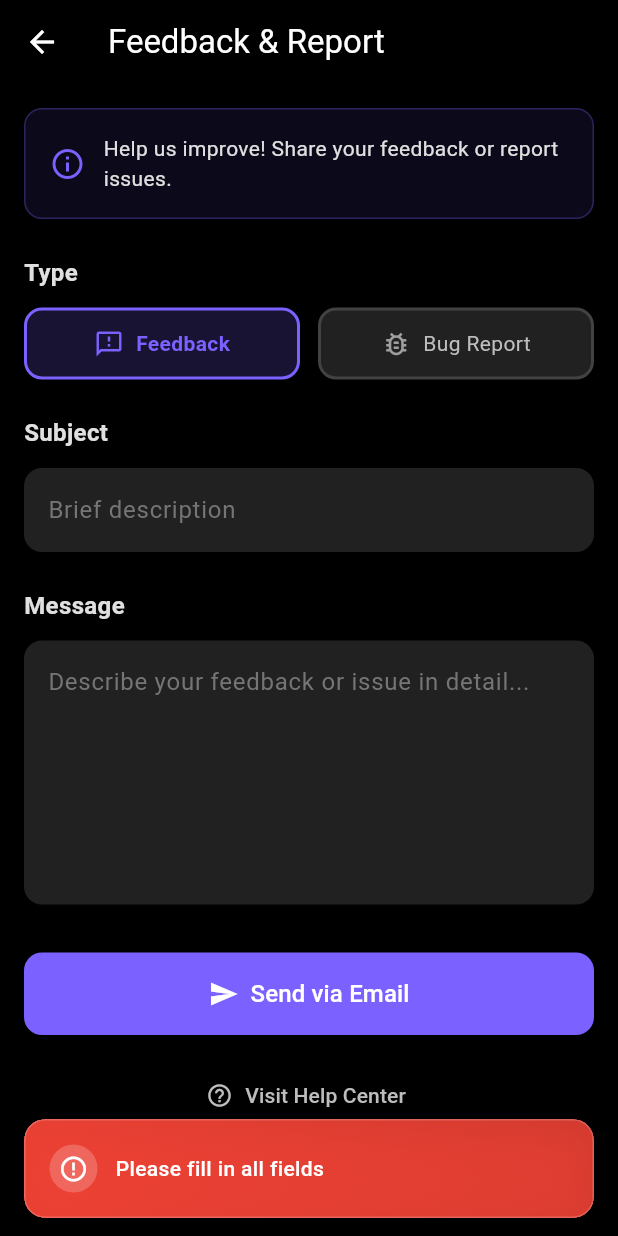
After one commit to Albin2207/Nil-app, a Flutter app: the FeedbackScreen screen opened directly, after a tap on "Send via Email", on a phone screen of 412 x 824 dp. The commit adds this screen. Run offline on Flutter 3.47's test engine with Material 3 defaults, Android fonts, the phone set to English and light mode, and no system bars; our stand-ins replace cached_network_image, chewie, cloud_firestore, connectivity_plus, dio, firebase_auth and 11 more; missing offline and left inert: cloudinary_public, video_thumbnail; accounts and stored records are empty.

Commit message:
updated code

```diff
--- /dev/null
+++ b/lib/presentation/screens/feedback_screen.dart
@@ -0,0 +1,301 @@
+import 'package:flutter/material.dart';
+import 'package:url_launcher/url_launcher.dart';
+import 'package:provider/provider.dart';
+import '../providers/auth_provider.dart';
+import '../../core/utils/snackbar_helper.dart';
+
+class FeedbackScreen extends StatefulWidget {
+  const FeedbackScreen({super.key});
+
+  @override
+  State<FeedbackScreen> createState() => _FeedbackScreenState();
+}
+
+class _FeedbackScreenState extends State<FeedbackScreen> {
+  String _selectedType = 'Feedback';
+  final _subjectController = TextEditingController();
+  final _messageController = TextEditingController();
+
+  @override
+  void dispose() {
+    _subjectController.dispose();
+    _messageController.dispose();
+    super.dispose();
+  }
+
+  @override
+  Widget build(BuildContext context) {
+    final user = context.read<AuthProvider>().currentUser;
+    final email = context.read<AuthProvider>().firebaseUser?.email ?? 'unknown';
+
+    return Scaffold(
+      backgroundColor: Colors.black,
+      appBar: AppBar(
+        title: const Text('Feedback & Report', style: TextStyle(color: Colors.white)),
+        backgroundColor: Colors.black,
+        iconTheme: const IconThemeData(color: Colors.white),
+        elevation: 0,
+      ),
+      body: SingleChildScrollView(
+        padding: const EdgeInsets.all(16),
+        child: Column(
+          crossAxisAlignment: CrossAxisAlignment.start,
+          children: [
+            // Info card
+            Container(
+              padding: const EdgeInsets.all(16),
+              decoration: BoxDecoration(
+                color: const Color(0xFF7B61FF).withValues(alpha: 0.1),
+                borderRadius: BorderRadius.circular(12),
+                border: Border.all(color: const Color(0xFF7B61FF).withValues(alpha: 0.3)),
+              ),
+              child: Row(
+                children: [
+                  const Icon(Icons.info_outline, color: Color(0xFF7B61FF), size: 24),
+                  const SizedBox(width: 12),
+                  Expanded(
+                    child: Text(
+                      'Help us improve! Share your feedback or report issues.',
+                      style: TextStyle(color: Colors.grey[300], fontSize: 14),
+                    ),
+                  ),
+                ],
+              ),
+            ),
+            const SizedBox(height: 24),
+
+            // Type selector
+            Text(
+              'Type',
+              style: TextStyle(fontSize: 16, fontWeight: FontWeight.w600, color: Colors.grey[300]),
+            ),
+            const SizedBox(height: 12),
+            Row(
+              children: [
+                Expanded(
+                  child: _buildTypeChip('Feedback', Icons.feedback_outlined),
+                ),
+                const SizedBox(width: 12),
+                Expanded(
+                  child: _buildTypeChip('Bug Report', Icons.bug_report_outlined),
+                ),
+              ],
+            ),
+            const SizedBox(height: 24),
+
+            // Subject
+            Text(
+              'Subject',
+              style: TextStyle(fontSize: 16, fontWeight: FontWeight.w600, color: Colors.grey[300]),
+            ),
+            const SizedBox(height: 12),
+            TextField(
+              controller: _subjectController,
+              style: const TextStyle(color: Colors.white),
+              decoration: InputDecoration(
+                hintText: 'Brief description',
+                hintStyle: TextStyle(color: Colors.grey[600]),
+                filled: true,
+                fillColor: Colors.grey[900],
+                border: OutlineInputBorder(
+                  borderRadius: BorderRadius.circular(12),
+                  borderSide: BorderSide.none,
+                ),
+                focusedBorder: OutlineInputBorder(
+                  borderRadius: BorderRadius.circular(12),
+                  borderSide: const BorderSide(color: Color(0xFF7B61FF), width: 2),
+                ),
+              ),
+            ),
+            const SizedBox(height: 24),
+
+            // Message
+            Text(
+              'Message',
+              style: TextStyle(fontSize: 16, fontWeight: FontWeight.w600, color: Colors.grey[300]),
+            ),
+            const SizedBox(height: 12),
+            TextField(
+              controller: _messageController,
+              style: const TextStyle(color: Colors.white),
+              maxLines: 6,
+              decoration: InputDecoration(
+                hintText: 'Describe your feedback or issue in detail...',
+                hintStyle: TextStyle(color: Colors.grey[600]),
+                filled: true,
+                fillColor: Colors.grey[900],
+                border: OutlineInputBorder(
+                  borderRadius: BorderRadius.circular(12),
+                  borderSide: BorderSide.none,
+                ),
+                focusedBorder: OutlineInputBorder(
+                  borderRadius: BorderRadius.circular(12),
+                  borderSide: const BorderSide(color: Color(0xFF7B61FF), width: 2),
+                ),
+              ),
+            ),
+            const SizedBox(height: 32),
+
+            // Submit button
+            SizedBox(
+              width: double.infinity,
+              child: ElevatedButton.icon(
+                onPressed: () => _submitFeedback(email),
+                icon: const Icon(Icons.send, size: 20),
+                label: const Text('Send via Email', style: TextStyle(fontSize: 16)),
+                style: ElevatedButton.styleFrom(
+                  backgroundColor: const Color(0xFF7B61FF),
+                  foregroundColor: Colors.white,
+                  padding: const EdgeInsets.symmetric(vertical: 16),
+                  shape: RoundedRectangleBorder(borderRadius: BorderRadius.circular(12)),
+                ),
+              ),
+            ),
+            const SizedBox(height: 16),
+
+            // Alternative contact
+            Center(
+              child: TextButton.icon(
+                onPressed: () => _openHelpPage(),
+                icon: const Icon(Icons.help_outline, size: 18),
+                label: const Text('Visit Help Center'),
+                style: TextButton.styleFrom(
+                  foregroundColor: Colors.grey[400],
+                ),
+              ),
+            ),
+          ],
+        ),
+      ),
+    );
+  }
+
+  Widget _buildTypeChip(String label, IconData icon) {
+    final isSelected = _selectedType == label;
+    return GestureDetector(
+      onTap: () => setState(() => _selectedType = label),
+      child: Container(
+        padding: const EdgeInsets.symmetric(vertical: 12, horizontal: 16),
+        decoration: BoxDecoration(
+          color: isSelected ? const Color(0xFF7B61FF).withValues(alpha: 0.2) : Colors.grey[900],
+          borderRadius: BorderRadius.circular(12),
+          border: Border.all(
+            color: isSelected ? const Color(0xFF7B61FF) : Colors.grey[800]!,
+            width: 2,
+          ),
+        ),
+        child: Row(
+          mainAxisAlignment: MainAxisAlignment.center,
+          children: [
+            Icon(
+              icon,
+              color: isSelected ? const Color(0xFF7B61FF) : Colors.grey[500],
+              size: 20,
+            ),
+            const SizedBox(width: 8),
+            Text(
+              label,
+              style: TextStyle(
+                color: isSelected ? const Color(0xFF7B61FF) : Colors.grey[400],
+                fontWeight: isSelected ? FontWeight.w600 : FontWeight.normal,
+              ),
+            ),
+          ],
+        ),
+      ),
+    );
+  }
+
+  Future<void> _submitFeedback(String userEmail) async {
+    if (_subjectController.text.trim().isEmpty || _messageController.text.trim().isEmpty) {
+      SnackBarHelper.showError(context, 'Please fill in all fields');
+      return;
+    }
+
+    final subject = Uri.encodeComponent('[$_selectedType] ${_subjectController.text.trim()}');
+    final body = Uri.encodeComponent(
+      'Type: $_selectedType\n'
+      'User: $userEmail\n\n'
+      'Message:\n${_messageController.text.trim()}',
+    );
+
+    final uri = Uri.parse('mailto:thomasalbin35@gmail.com?subject=$subject&body=$body');
+
+    try {
+      final launched = await launchUrl(
+        uri,
+        mode: LaunchMode.externalApplication,
+      );
+
+      if (launched) {
+        if (mounted) {
+          SnackBarHelper.showSuccess(context, 'Opening email app...', icon: Icons.email);
+          _subjectController.clear();
+          _messageController.clear();
+        }
+      } else {
+        if (mounted) {
+          _showManualEmailDialog(userEmail);
+        }
+      }
+    } catch (e) {
+      if (mounted) {
+        _showManualEmailDialog(userEmail);
+      }
+    }
+  }
+
+  void _showManualEmailDialog(String userEmail) {
+    showDialog(
+      context: context,
+      builder: (context) => AlertDialog(
+        backgroundColor: Colors.grey[900],
+        title: const Text('Email App Not Found', style: TextStyle(color: Colors.white)),
+        content: Column(
+          mainAxisSize: MainAxisSize.min,
+          crossAxisAlignment: CrossAxisAlignment.start,
+          children: [
+            Text(
+              'Please send your feedback manually to:',
+              style: TextStyle(color: Colors.grey[300]),
+            ),
+            const SizedBox(height: 12),
+            SelectableText(
+              'thomasalbin35@gmail.com',
+              style: const TextStyle(
+                color: Color(0xFF7B61FF),
+                fontWeight: FontWeight.w600,
+                fontSize: 16,
+              ),
+            ),
+            const SizedBox(height: 16),
+            Text(
+              'Subject: [${_selectedType}] ${_subjectController.text}',
+              style: TextStyle(color: Colors.grey[400], fontSize: 12),
+            ),
+            const SizedBox(height: 8),
+            Text(
+              'Message: ${_messageController.text}',
+              style: TextStyle(color: Colors.grey[400], fontSize: 12),
+              maxLines: 3,
+              overflow: TextOverflow.ellipsis,
+            ),
+          ],
+        ),
+        actions: [
+          TextButton(
+            onPressed: () => Navigator.pop(context),
+            child: const Text('OK', style: TextStyle(color: Color(0xFF7B61FF))),
+          ),
+        ],
+      ),
+    );
+  }
+
+  Future<void> _openHelpPage() async {
+    final uri = Uri.parse('https://sites.google.com/view/nilapp-user-help/home');
+    if (await canLaunchUrl(uri)) {
+      await launchUrl(uri, mode: LaunchMode.externalApplication);
+    }
+  }
+}
--- a/lib/presentation/screens/main_screen.dart
+++ b/lib/presentation/screens/main_screen.dart
@@ -62,7 +62,10 @@ class _MainScreenState extends State<MainScreen> {
       // Show toast message
       ScaffoldMessenger.of(context).showSnackBar(
         SnackBar(
-          content: const Text('Press back again to exit'),
+          content: const Text(
+            'Press back again to exit',
+            style: TextStyle(color: Colors.white),
+          ),
           duration: const Duration(seconds: 2),
           behavior: SnackBarBehavior.floating,
           backgroundColor: Colors.grey[900],
--- a/pubspec.yaml
+++ b/pubspec.yaml
@@ -2,7 +2,7 @@ name: nil_app
 description: "A new Flutter project."
 publish_to: 'none'
 
-version: 1.1.0+3
+version: 1.1.0+4
 
 environment:
   sdk: ^3.9.2
@@ -17,6 +17,7 @@ dependencies:
   chewie: ^1.8.5
   cloud_firestore: ^6.0.3
   share_plus: ^12.0.0
+  url_launcher: ^6.3.1
   timeago: ^3.7.1
   firebase_core: ^4.2.0
   firebase_auth: ^6.1.1
```
Also changed, not shown: lib/presentation/screens/home_screen.dart (+88 -30 lines), lib/presentation/screens/privacy_policy_screen.dart (added, +133 -0 lines), lib/presentation/screens/profile_screen.dart (+10 -4 lines), pubspec.lock, 1 other file.
